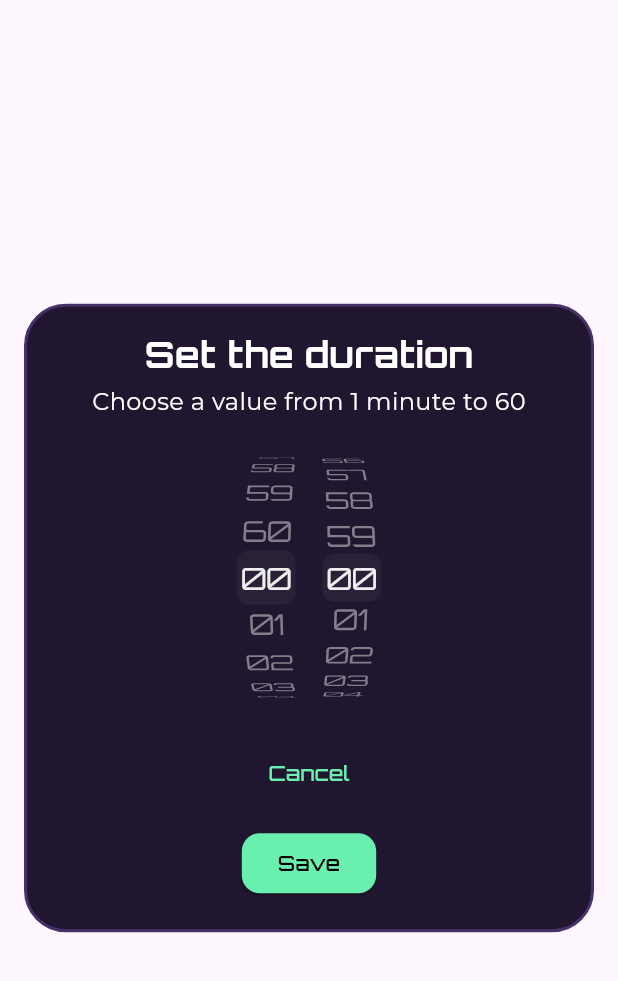
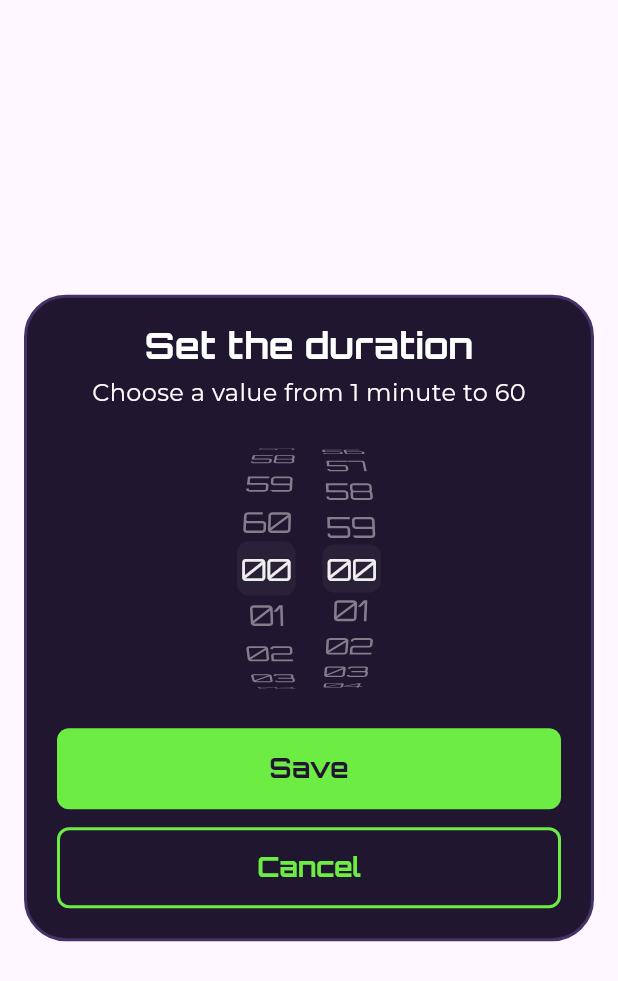
Before and after one commit to CursedOrig/score_counter_app, a Flutter app: the MyTimePickerDialog widget shown alone on an empty page, opened directly with empty values, on a phone screen of 412 x 824 dp. Shown: the top 981 px of the screen. Run offline on Flutter 3.47's test engine with Material 3 defaults, Android fonts, the phone set to English and light mode, and no system bars; our stand-ins replace device_info_plus.

Commit message:
ADD app_btn_styles.dart

```diff
--- /dev/null
+++ b/lib/res/app_btn_styles.dart
@@ -0,0 +1,53 @@
+part of 'app_res.dart';
+
+class AppBtnStyles {
+  AppBtnStyles._();
+
+  static final primaryBtnStyle = ButtonStyle(
+    backgroundColor: WidgetStateProperty.resolveWith<Color>(
+      (states) {
+        if (states.contains(WidgetState.disabled)) {
+          return AppColors.greenTertiary;
+        }
+        if (states.contains(WidgetState.pressed)) return AppColors.primary2;
+        return AppColors.primary1;
+      },
+    ),
+    shape: WidgetStatePropertyAll(RoundedRectangleBorder(
+      borderRadius: BorderRadius.circular(8),
+    )),
+    minimumSize: const WidgetStatePropertyAll(Size(double.infinity, 54)),
+    textStyle: WidgetStatePropertyAll(AppTypo.headerS),
+    foregroundColor: WidgetStateProperty.resolveWith<Color>(
+      (states) {
+        if (states.contains(WidgetState.disabled)) return AppColors.gray1;
+        return AppColors.background;
+      },
+    ),
+  );
+
+  static final secondaryBtnStyle = ButtonStyle(
+    backgroundColor: const WidgetStatePropertyAll(Colors.transparent),
+    shape: WidgetStateProperty.resolveWith(
+      (states) => RoundedRectangleBorder(
+        borderRadius: BorderRadius.circular(8),
+        side: BorderSide(
+            color: states.contains(WidgetState.disabled)
+                ? AppColors.greenTertiary
+                : AppColors.primary1,
+            width: 2),
+      ),
+    ),
+    minimumSize: const WidgetStatePropertyAll(Size(double.infinity, 54)),
+    textStyle: WidgetStatePropertyAll(AppTypo.headerS),
+    foregroundColor: WidgetStateProperty.resolveWith<Color>(
+      (states) {
+        if (states.contains(WidgetState.disabled)) {
+          return AppColors.greenTertiary;
+        }
+        if (states.contains(WidgetState.pressed)) return AppColors.primary2;
+        return AppColors.primary1;
+      },
+    ),
+  );
+}
--- a/lib/res/app_res.dart
+++ b/lib/res/app_res.dart
@@ -16,3 +16,5 @@ part 'app_texts.dart';
 part 'app_theme.dart';
 
 part 'app_typo.dart';
+
+part 'app_btn_styles.dart';
--- a/lib/widgets/time_picker_dialog.dart
+++ b/lib/widgets/time_picker_dialog.dart
@@ -82,13 +82,13 @@ class _MyTimePickerDialogState extends State<MyTimePickerDialog> {
                         _newSeconds = value;
                       },
                       children: List<Widget>.generate(
-                          60,
-                          (index) => Center(
-                                child: Text(index.toString().padLeft(2, '0'),
-                                    style: const TextStyle(
-                                        color: Colors.white,
-                                        fontFamily: 'Orbitron')),
-                              )),
+                        60,
+                        (index) => Center(
+                          child: Text(index.toString().padLeft(2, '0'),
+                              style: const TextStyle(
+                                  color: Colors.white, fontFamily: 'Orbitron')),
+                        ),
+                      ),
                     ),
                   ),
                 ],
@@ -96,24 +96,22 @@ class _MyTimePickerDialogState extends State<MyTimePickerDialog> {
             ),
             const SizedBox(height: 12),
             TextButton(
-              onPressed: () {
-                Navigator.of(context).pop(); // Закрыть диалог
-              },
-              child: const Text("Cancel",
-                  style: TextStyle(color: Colors.greenAccent)),
-            ),
-            const SizedBox(height: 12),
-            ElevatedButton(
-              style: ElevatedButton.styleFrom(
-                backgroundColor: Colors.greenAccent,
-                shape: RoundedRectangleBorder(
-                    borderRadius: BorderRadius.circular(12)),
-              ),
+              style: AppBtnStyles.primaryBtnStyle,
               onPressed: () {
                 Navigator.of(context)
                     .pop(Duration(minutes: _newMinutes, seconds: _newSeconds));
               },
-              child: const Text("Save", style: TextStyle(color: Colors.black)),
+              child: const Text("Save"),
+            ),
+            const SizedBox(height: 12),
+            TextButton(
+              style:  AppBtnStyles.secondaryBtnStyle,
+              onPressed: () {
+                Navigator.of(context).pop(); // Закрыть диалог
+              },
+              child: const Text(
+                "Cancel",
+              ),
             ),
           ],
         ),
```
